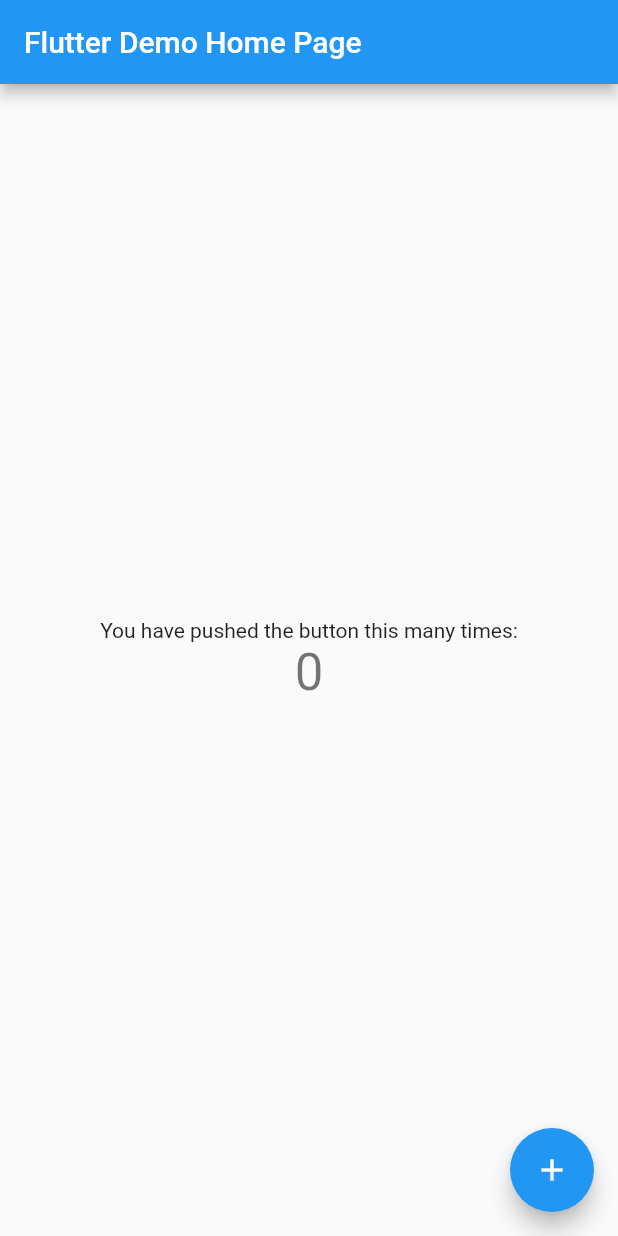
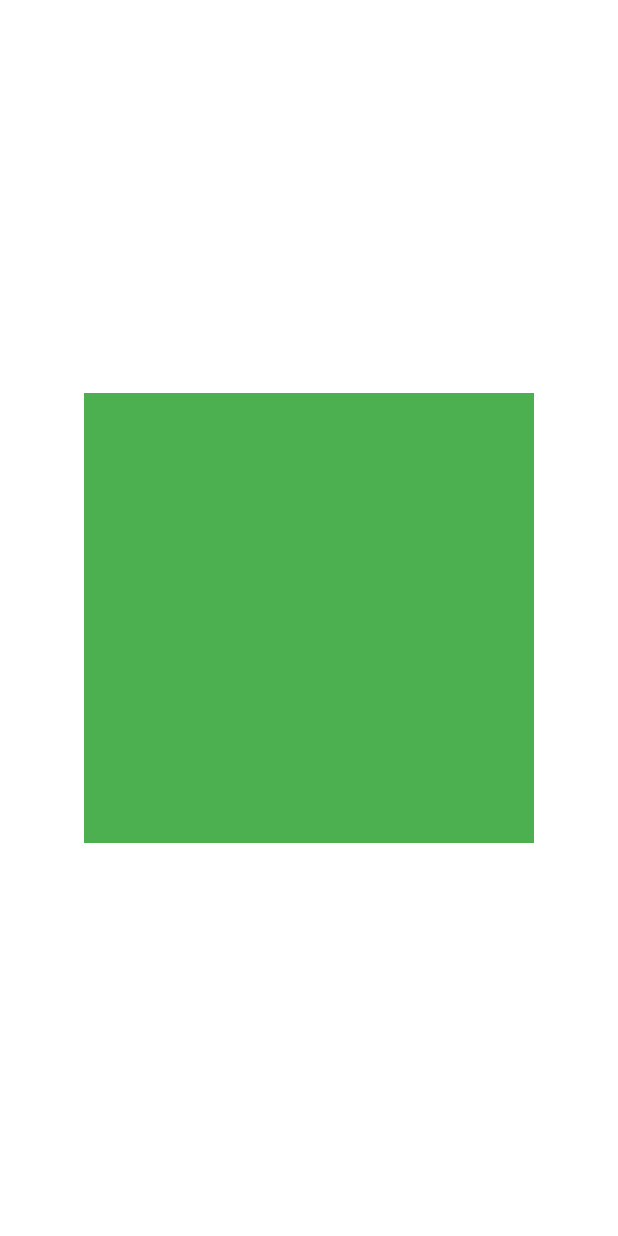
Before and after one commit to ocalvet/flutter_animations_tutorial, a Flutter app: the screen it shows after launch, on a phone screen of 412 x 824 dp. Run offline on Flutter 3.47's test engine with Material 2 defaults, Android fonts, the phone set to English and light mode, and no system bars.

Commit message:
Add a growing box

```diff
--- /dev/null
+++ b/lib/animation_app.dart
@@ -0,0 +1,11 @@
+import 'package:flutter/material.dart';
+import 'package:flutter_animations_tutorial/growing_square.dart';
+
+class AnimationApp extends StatelessWidget {
+  @override
+  Widget build(BuildContext context) {
+    return Center(
+      child: GrowingSquare(),
+    );
+  }
+}
--- /dev/null
+++ b/lib/growing_square.dart
@@ -0,0 +1,44 @@
+import 'package:flutter/animation.dart';
+import 'package:flutter/material.dart';
+
+class GrowingSquare extends StatefulWidget {
+  @override
+  _GrowingSquareState createState() => _GrowingSquareState();
+}
+
+class _GrowingSquareState extends State<GrowingSquare>
+    with SingleTickerProviderStateMixin {
+  Animation<double> animation;
+  AnimationController controller;
+
+  initState() {
+    super.initState();
+    print('setting state');
+    controller = AnimationController(
+      duration: const Duration(milliseconds: 2000),
+      vsync: this,
+    );
+    animation = Tween(begin: 0.0, end: 300.0).animate(controller)
+      ..addListener(() {
+        setState(() {
+          // the state that has changed here is the animation object’s value
+          print(animation.value);
+        });
+      });
+      controller.forward();
+  }
+
+  @override
+  Widget build(BuildContext context) {
+    return Container(
+      width: animation?.value,
+      height: animation?.value,
+      color: Colors.green,
+    );
+  }
+
+  dispose() {
+    controller.dispose();
+    super.dispose();
+  }
+}
--- a/lib/main.dart
+++ b/lib/main.dart
@@ -1,111 +1,4 @@
 import 'package:flutter/material.dart';
+import 'package:flutter_animations_tutorial/animation_app.dart';
 
-void main() => runApp(MyApp());
-
-class MyApp extends StatelessWidget {
-  // This widget is the root of your application.
-  @override
-  Widget build(BuildContext context) {
-    return MaterialApp(
-      title: 'Flutter Demo',
-      theme: ThemeData(
-        // This is the theme of your application.
-        //
-        // Try running your application with "flutter run". You'll see the
-        // application has a blue toolbar. Then, without quitting the app, try
-        // changing the primarySwatch below to Colors.green and then invoke
-        // "hot reload" (press "r" in the console where you ran "flutter run",
-        // or simply save your changes to "hot reload" in a Flutter IDE).
-        // Notice that the counter didn't reset back to zero; the application
-        // is not restarted.
-        primarySwatch: Colors.blue,
-      ),
-      home: MyHomePage(title: 'Flutter Demo Home Page'),
-    );
-  }
-}
-
-class MyHomePage extends StatefulWidget {
-  MyHomePage({Key key, this.title}) : super(key: key);
-
-  // This widget is the home page of your application. It is stateful, meaning
-  // that it has a State object (defined below) that contains fields that affect
-  // how it looks.
-
-  // This class is the configuration for the state. It holds the values (in this
-  // case the title) provided by the parent (in this case the App widget) and
-  // used by the build method of the State. Fields in a Widget subclass are
-  // always marked "final".
-
-  final String title;
-
-  @override
-  _MyHomePageState createState() => _MyHomePageState();
-}
-
-class _MyHomePageState extends State<MyHomePage> {
-  int _counter = 0;
-
-  void _incrementCounter() {
-    setState(() {
-      // This call to setState tells the Flutter framework that something has
-      // changed in this State, which causes it to rerun the build method below
-      // so that the display can reflect the updated values. If we changed
-      // _counter without calling setState(), then the build method would not be
-      // called again, and so nothing would appear to happen.
-      _counter++;
-    });
-  }
-
-  @override
-  Widget build(BuildContext context) {
-    // This method is rerun every time setState is called, for instance as done
-    // by the _incrementCounter method above.
-    //
-    // The Flutter framework has been optimized to make rerunning build methods
-    // fast, so that you can just rebuild anything that needs updating rather
-    // than having to individually change instances of widgets.
-    return Scaffold(
-      appBar: AppBar(
-        // Here we take the value from the MyHomePage object that was created by
-        // the App.build method, and use it to set our appbar title.
-        title: Text(widget.title),
-      ),
-      body: Center(
-        // Center is a layout widget. It takes a single child and positions it
-        // in the middle of the parent.
-        child: Column(
-          // Column is also layout widget. It takes a list of children and
-          // arranges them vertically. By default, it sizes itself to fit its
-          // children horizontally, and tries to be as tall as its parent.
-          //
-          // Invoke "debug painting" (press "p" in the console, choose the
-          // "Toggle Debug Paint" action from the Flutter Inspector in Android
-          // Studio, or the "Toggle Debug Paint" command in Visual Studio Code)
-          // to see the wireframe for each widget.
-          //
-          // Column has various properties to control how it sizes itself and
-          // how it positions its children. Here we use mainAxisAlignment to
-          // center the children vertically; the main axis here is the vertical
-          // axis because Columns are vertical (the cross axis would be
-          // horizontal).
-          mainAxisAlignment: MainAxisAlignment.center,
-          children: <Widget>[
-            Text(
-              'You have pushed the button this many times:',
-            ),
-            Text(
-              '$_counter',
-              style: Theme.of(context).textTheme.display1,
-            ),
-          ],
-        ),
-      ),
-      floatingActionButton: FloatingActionButton(
-        onPressed: _incrementCounter,
-        tooltip: 'Increment',
-        child: Icon(Icons.add),
-      ), // This trailing comma makes auto-formatting nicer for build methods.
-    );
-  }
-}
+void main() => runApp(AnimationApp());
```
Also changed, not shown: 2 other files.
